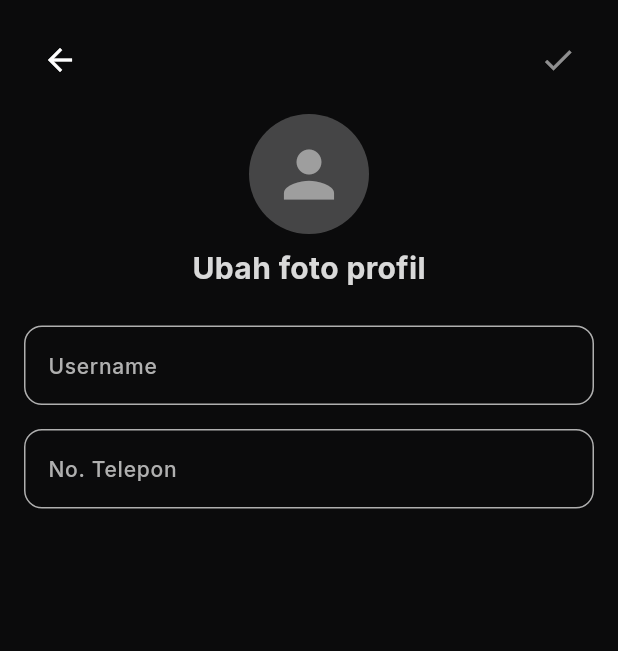
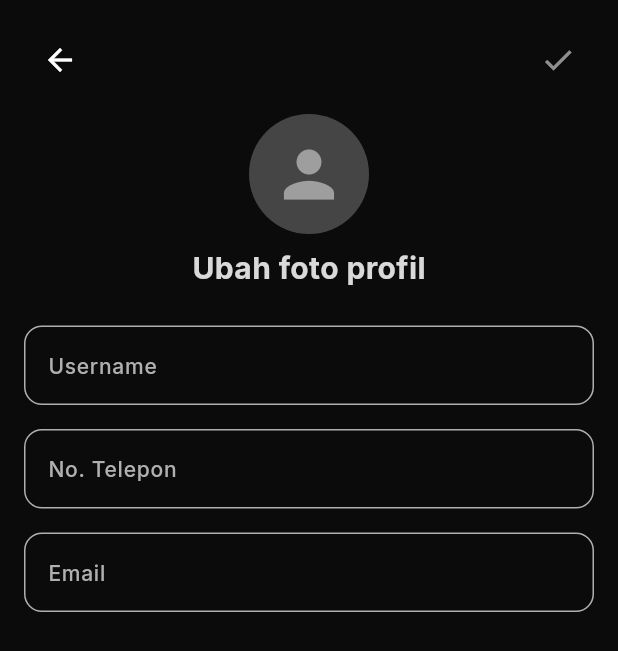
Before and after one commit to Bslmmmm/CafeKotaKita-Mobile, a Flutter app: the EditProfilePage screen opened by its route, on a phone screen of 412 x 824 dp. Shown: the top 651 px of the screen. Run offline on Flutter 3.47's test engine with Material 3 defaults, Android fonts, the phone set to English and light mode, and no system bars; our stand-ins replace cloud_firestore, firebase_auth, firebase_core, firebase_storage, flutter_svg, get and 5 more; accounts and stored records are empty.

Commit message:
perbaikan rating dan edit profile

```diff
--- a/lib/Features/Profile/view/pageProfile/edit_profile.dart
+++ b/lib/Features/Profile/view/pageProfile/edit_profile.dart
@@ -21,7 +21,12 @@ class EditProfilePage extends StatefulWidget {
 class _EditProfilePageState extends State<EditProfilePage> {
   final TextEditingController _usernameController = TextEditingController();
   final TextEditingController _phoneController = TextEditingController();
+  final TextEditingController _emailController = TextEditingController();
+
+String? _initialEmail;
+
   File? _selectedImage;
+
 
   final _storage = GetStorage();
   bool _isChanged = false;
@@ -39,16 +44,22 @@ class _EditProfilePageState extends State<EditProfilePage> {
       _initialPhone = user['no_telp'] ?? '';
       _usernameController.text = _initialName!;
       _phoneController.text = _initialPhone!;
+      _initialEmail = user['email'] ?? '';
+      _emailController.text = _initialEmail!;
+
+
     }
     _usernameController.addListener(_checkChanged);
     _phoneController.addListener(_checkChanged);
+    _emailController.addListener(_checkChanged);
   }
 
   void _checkChanged() {
     final isNameChanged = _usernameController.text.trim() != (_initialName ?? '');
     final isPhoneChanged = _phoneController.text.trim() != (_initialPhone ?? '');
+    final isEmailChanged = _emailController.text.trim() != (_initialEmail ?? '');
     final isImageChanged = _selectedImage != null;
-    final changed = isNameChanged || isPhoneChanged || isImageChanged;
+    final changed = isNameChanged || isPhoneChanged || isEmailChanged || isImageChanged;
 
     if (changed != _isChanged) {
       setState(() {
@@ -84,6 +95,8 @@ class _EditProfilePageState extends State<EditProfilePage> {
     final request = http.MultipartRequest('POST', uri);
     request.fields['nama'] = _usernameController.text.trim();
     request.fields['no_telp'] = _phoneController.text.trim();
+    request.fields['email'] = _emailController.text.trim();
+
     print("📦 Data yang dikirim: ${request.fields}");
 
     if (_selectedImage != null) {
@@ -111,6 +124,8 @@ class _EditProfilePageState extends State<EditProfilePage> {
           _selectedImage = null;
           _initialName = data['data']['nama'];
           _initialPhone = data['data']['no_telp'];
+          _initialEmail = data['data']['email'];
+
         });
 
         // Tutup halaman EditProfilePage dulu
@@ -140,7 +155,7 @@ class _EditProfilePageState extends State<EditProfilePage> {
         Get.snackbar("Gagal", error['message'] ?? "Gagal memperbarui profil");
       }
     } catch (e) {
-      print("❌ Error terjadi: $e");
+      print(" Error terjadi: $e");
       Get.snackbar("Error", "Terjadi kesalahan: $e");
     } finally {
       setState(() => _isLoading = false);
@@ -148,7 +163,7 @@ class _EditProfilePageState extends State<EditProfilePage> {
   }
 
   void _onSave() {
-    print("✔️ Simpan ditekan");
+    print(" Simpan ditekan");
     _updateProfile();
   }
 
@@ -185,6 +200,7 @@ class _EditProfilePageState extends State<EditProfilePage> {
   void dispose() {
     _usernameController.dispose();
     _phoneController.dispose();
+    _emailController.dispose();
     super.dispose();
   }
 
@@ -242,6 +258,9 @@ class _EditProfilePageState extends State<EditProfilePage> {
                 _buildInputField("Username", _usernameController),
                 const SizedBox(height: 16),
                 _buildInputField("No. Telepon", _phoneController),
+                const SizedBox(height: 16),
+_buildInputField("Email", _emailController, keyboardType: TextInputType.emailAddress),
+
                 const SizedBox(height: 24),
                 if (_isLoading) const CircularProgressIndicator(color: Colors.white),
               ],
@@ -252,10 +271,10 @@ class _EditProfilePageState extends State<EditProfilePage> {
     );
   }
 
-  Widget _buildInputField(String label, TextEditingController controller) {
+  Widget _buildInputField(String label, TextEditingController controller, {TextInputType keyboardType = TextInputType.text}) {
   return TextFormField(
     controller: controller,
-      keyboardType: TextInputType.number,
+    keyboardType: keyboardType,
     style: AppTextStyles.interBody(
       color: Colors.white,
       fontSize: 14,
@@ -281,4 +300,5 @@ class _EditProfilePageState extends State<EditProfilePage> {
     ),
   );
 }
+
 }
--- a/lib/Features/SavedCafe/widget/saved_cafe_header.dart
+++ b/lib/Features/SavedCafe/widget/saved_cafe_header.dart
@@ -14,10 +14,6 @@ class SavedCafeHeader extends StatelessWidget {
       color: white,
       child: Row(
         children: [
-          const Padding(
-            padding: EdgeInsets.only(left: 16.0),
-            child: CustomBackButton(),
-          ),
           Expanded(
             child: Container(
               margin: const EdgeInsets.only(left: 16, right: 16),
--- a/lib/service/api_config.dart
+++ b/lib/service/api_config.dart
@@ -1,7 +1,7 @@
 //ini class api_config.dart yang sudah diupdate
 
 class ApiConfig {
-  static const String devBaseUrl = '192.168.1.8';
+  static const String devBaseUrl = '192.168.1.109';
   static const int port = 8000;
   static const String protocol = 'http';
 
@@ -42,6 +42,8 @@ class ApiConfig {
   static String get addBookmark => '$baseUrl/api/bookmark/addBookmark';
   static String get removeBookmark => '$baseUrl/api/bookmark/removeBookmark';
   static String get addRating => '$baseUrl/api/rating/addRate';
+   static String get checkUserRating => '$baseUrl/api/rating/checkUserRating';
+
   static String get checkBookmark => '$baseUrl/api/bookmark/check';
 
   //<====== Genre COG =======>
```
Also changed, not shown: lib/Features/DetailCafe/controller/detailC_controller.dart (+36 -3 lines), lib/Features/DetailCafe/view/detailC_screen.dart (+62 -51 lines). Lines whose indentation alone changed are shown as unchanged.
